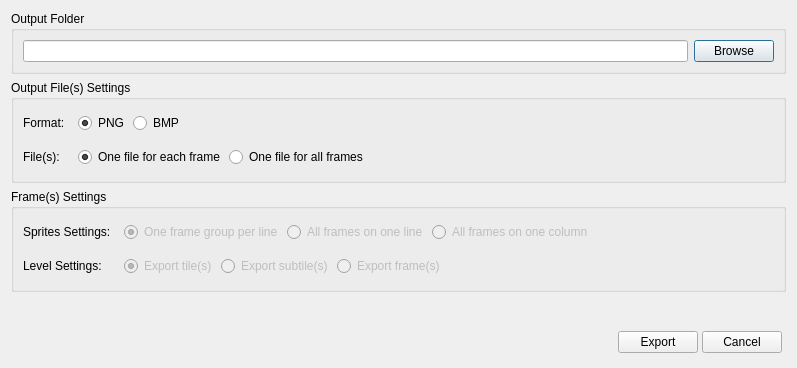
This is source/exportdialog.ui in diasurgical/d1-graphics-tool as Qt 5 draws it before an edit. The edited form follows.
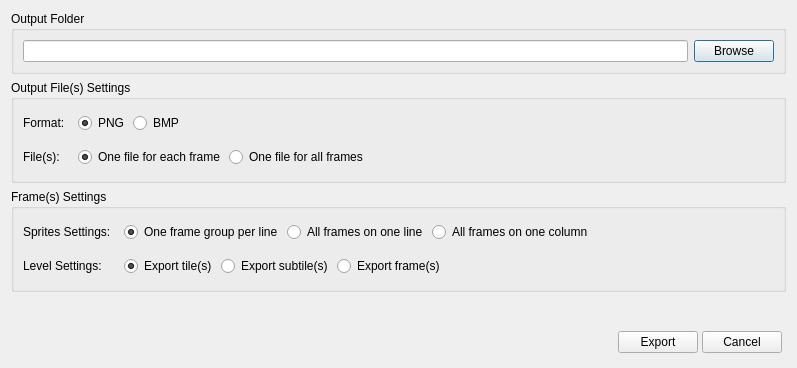
This is the edited form.

The edit to the form file:
```diff
--- a/source/exportdialog.ui
+++ b/source/exportdialog.ui
@@ -77,10 +77,7 @@
      </property>
      <layout class="QGridLayout" name="gridLayout">
       <item row="0" column="2">
-       <widget class="QWidget" name="filesSettingWidget" native="true">
-        <property name="enabled">
-         <bool>true</bool>
-        </property>
+       <widget class="QWidget" name="filesFormatWidget" native="true">
         <layout class="QHBoxLayout" name="horizontalLayout_2">
          <property name="spacing">
           <number>4</number>
@@ -161,7 +158,7 @@
        </widget>
       </item>
       <item row="1" column="2">
-       <widget class="QWidget" name="filesFormatWidget" native="true">
+       <widget class="QWidget" name="filesSettingWidget" native="true">
         <layout class="QHBoxLayout" name="horizontalLayout_6">
          <property name="spacing">
           <number>4</number>
@@ -337,9 +334,6 @@
       </item>
       <item row="1" column="1">
        <widget class="QWidget" name="levelFramesSettingsWidget" native="true">
-        <property name="enabled">
-         <bool>false</bool>
-        </property>
         <layout class="QHBoxLayout" name="horizontalLayout_5">
          <property name="spacing">
           <number>4</number>
@@ -446,9 +440,6 @@
       </item>
       <item row="0" column="1">
        <widget class="QWidget" name="spritesSettingsWidget" native="true">
-        <property name="enabled">
-         <bool>false</bool>
-        </property>
         <layout class="QHBoxLayout" name="horizontalLayout_7">
          <property name="spacing">
           <number>4</number>
```
